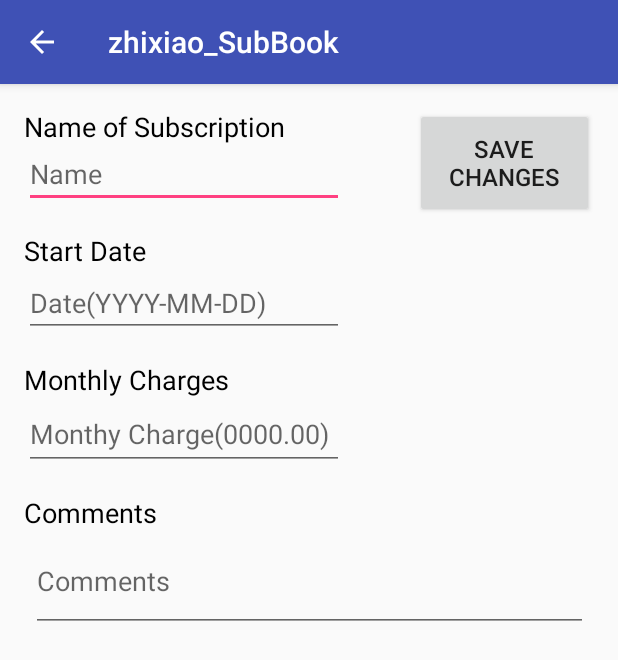
After one commit to 99sshimizu/zhixiao_SubBook, an Android app: the ViewSubscription screen opened directly, with no data from a screen before it, on a phone screen of 412 x 824 dp. The commit adds this screen. Shown: the top 660 px of the screen. Run offline under Robolectric (Android 15) with nearby library versions, the phone set to English and light mode, and no system bars.

```diff
--- a/app/src/main/java/com/example/zhixiao_subbook/CommentTooLongException.java
+++ b/app/src/main/java/com/example/zhixiao_subbook/CommentTooLongException.java
@@ -4,5 +4,5 @@ package com.example.zhixiao_subbook;
  * Created by Helen on 2018/1/31.
  */
 
-public class CommentTooLongException extends Exception {
+public class CommentTooLongException extends RuntimeException {
 }
--- a/app/src/main/java/com/example/zhixiao_subbook/NameTooLongException.java
+++ b/app/src/main/java/com/example/zhixiao_subbook/NameTooLongException.java
@@ -4,5 +4,7 @@ package com.example.zhixiao_subbook;
  * Created by Helen on 2018/1/31.
  */
 
-public class NameTooLongException extends Exception {
+public class NameTooLongException extends RuntimeException {
+
+
 }
--- a/app/src/main/java/com/example/zhixiao_subbook/Subscription.java
+++ b/app/src/main/java/com/example/zhixiao_subbook/Subscription.java
@@ -52,6 +52,7 @@ public class Subscription {
         }
     }
 
-    public String toString() { return name + "\n" + date + "\n" + fee + "\n" + comment; }
+    public String toString() { return "Name: " + name + "\n" + "Start date: " + date + "\n"
+            + "Monthly Charge: " + fee /*+ "\n" + comment*/; }
 
 }
--- /dev/null
+++ b/app/src/main/java/com/example/zhixiao_subbook/ViewSubscription.java
@@ -0,0 +1,129 @@
+package com.example.zhixiao_subbook;
+
+import android.app.Activity;
+import android.content.Context;
+import android.content.Intent;
+import android.support.v7.app.AppCompatActivity;
+import android.os.Bundle;
+import android.view.View;
+import android.widget.Button;
+import android.widget.EditText;
+import android.widget.TextView;
+import android.widget.Toast;
+
+import java.util.ArrayList;
+
+public class ViewSubscription extends AppCompatActivity {
+
+    private EditText nameEdit;
+    private EditText dateEdit;
+    private EditText feeEdit;
+    private EditText commentsEdit;
+    private String pos;
+
+
+    @Override
+    protected void onCreate(Bundle savedInstanceState) {
+        super.onCreate(savedInstanceState);
+        setContentView(R.layout.activity_view_sub);
+
+        // Get the Intent that started this activity and extract the string
+        Intent intent = getIntent();
+        String subName = intent.getStringExtra("NAME");
+        String subDate = intent.getStringExtra("DATE");
+        String subFee = intent.getStringExtra("FEE");
+        String subComment = intent.getStringExtra("COMMENTS");
+
+        pos = intent.getStringExtra("POS");
+
+
+        // Capture the layout's TextView and set the string as its text
+        nameEdit = findViewById(R.id.name);
+        dateEdit = findViewById(R.id.date);
+        feeEdit = findViewById(R.id.fee);
+        commentsEdit = findViewById(R.id.comments);
+        Button saveButton = findViewById(R.id.save);
+
+        nameEdit.setText(subName);
+        dateEdit.setText(subDate);
+        feeEdit.setText(subFee);
+        commentsEdit.setText(subComment);
+
+        saveButton.setOnClickListener(new View.OnClickListener() {
+            @Override
+            public void onClick(View view) {
+                setResult(RESULT_OK);
+                String newName = nameEdit.getText().toString();
+                String newDate = dateEdit.getText().toString();
+                String newFee = feeEdit.getText().toString();
+                String newComment = commentsEdit.getText().toString();
+
+                if (newName.length() == 0) {
+                    Context context = getApplicationContext();
+                    CharSequence text = "Name must be not be left blank";
+                    int duration = Toast.LENGTH_LONG;
+
+                    Toast toast = Toast.makeText(context, text, duration);
+                    toast.show();
+                }
+                else if (newName.length() > 20) {
+                    Context context = getApplicationContext();
+                    CharSequence text = "Name must be less than 20 characters";
+                    int duration = Toast.LENGTH_LONG;
+
+                    Toast toast = Toast.makeText(context, text, duration);
+                    toast.show();
+                }
+
+                else if (newDate.length() == 0) {
+                    Context context = getApplicationContext();
+                    CharSequence text = "Date must not be left blank";
+                    int duration = Toast.LENGTH_LONG;
+
+                    Toast toast = Toast.makeText(context, text, duration);
+                    toast.show();
+                }
+
+                else if (newFee.length() == 0) {
+                    Context context = getApplicationContext();
+                    CharSequence text = "Monthly Charges must not be left blank";
+                    int duration = Toast.LENGTH_LONG;
+
+                    Toast toast = Toast.makeText(context, text, duration);
+                    toast.show();
+                }
+
+                else if (Float.valueOf(newFee) < 0) {
+                    Context context = getApplicationContext();
+                    CharSequence text = "Invalid value entered for Monthly Charges";
+                    int duration = Toast.LENGTH_LONG;
+
+                    Toast toast = Toast.makeText(context, text, duration);
+                    toast.show();
+                }
+
+                else if (newComment.length() > 30) {
+                    Context context = getApplicationContext();
+                    CharSequence text = "Comments must be less than 30 characters";
+                    int duration = Toast.LENGTH_LONG;
+
+                    Toast toast = Toast.makeText(context, text, duration);
+                    toast.show();
+                }
+
+                else {
+                    Intent returnIntent = new Intent();
+                    //returnIntent.putExtra("NAME", newName);
+                    returnIntent.putExtra("POSITION", pos);
+                    returnIntent.putExtra("newFEE",newFee);
+                    returnIntent.putExtra("newDATE",newDate);
+                    returnIntent.putExtra("newCOMMENT", newComment);
+                    returnIntent.putExtra("newNAME",newName);
+                    setResult(Activity.RESULT_OK, returnIntent);
+                    finish();
+                }
+
+            }
+        });
+    }
+}
--- a/app/src/main/res/layout/activity_main.xml
+++ b/app/src/main/res/layout/activity_main.xml
@@ -40,7 +40,7 @@
         android:layout_marginStart="16dp"
         android:ems="10"
         android:hint="@string/enter_name"
-        android:inputType="text|textPersonName"
+        android:inputType="text"
         app:layout_constraintBottom_toTopOf="@+id/Date"
         app:layout_constraintEnd_toEndOf="parent"
         app:layout_constraintHorizontal_bias="0.496"
@@ -54,7 +54,7 @@
         android:layout_marginStart="16dp"
         android:ems="10"
         android:hint="@string/select_date"
-        android:inputType="textPersonName|date"
+        android:inputType="date"
         app:layout_constraintBottom_toTopOf="@+id/Fee"
         app:layout_constraintEnd_toEndOf="parent"
         app:layout_constraintHorizontal_bias="0.496"
@@ -83,7 +83,7 @@
         android:layout_marginStart="16dp"
         android:ems="10"
         android:hint="@string/enter_comment"
-        android:inputType="text|textPersonName"
+        android:inputType="text"
         app:layout_constraintBottom_toBottomOf="parent"
         app:layout_constraintEnd_toEndOf="parent"
         app:layout_constraintHorizontal_bias="0.0"
--- /dev/null
+++ b/app/src/main/res/layout/activity_view_sub.xml
@@ -0,0 +1,114 @@
+<?xml version="1.0" encoding="utf-8"?>
+<android.support.constraint.ConstraintLayout xmlns:android="http://schemas.android.com/apk/res/android"
+    xmlns:app="http://schemas.android.com/apk/res-auto"
+    xmlns:tools="http://schemas.android.com/tools"
+    android:layout_width="match_parent"
+    android:layout_height="match_parent"
+    tools:context="com.example.zhixiao_subbook.ViewSubscription">
+
+    <EditText
+        android:id="@+id/name"
+        android:layout_width="wrap_content"
+        android:layout_height="42dp"
+        android:layout_marginStart="16dp"
+        android:ems="10"
+        android:hint="@string/enter_name"
+        android:inputType="text"
+        app:layout_constraintStart_toStartOf="parent"
+        app:layout_constraintTop_toBottomOf="@+id/textView" />
+
+    <EditText
+        android:id="@+id/date"
+        android:layout_width="wrap_content"
+        android:layout_height="45dp"
+        android:layout_marginStart="16dp"
+        android:ems="10"
+        android:hint="@string/select_date"
+        android:inputType="date"
+        app:layout_constraintStart_toStartOf="parent"
+        app:layout_constraintTop_toBottomOf="@+id/textView2" />
+
+    <EditText
+        android:id="@+id/fee"
+        android:layout_width="wrap_content"
+        android:layout_height="48dp"
+        android:layout_marginStart="16dp"
+        android:ems="10"
+        android:hint="@string/enter_fee"
+        android:inputType="numberDecimal"
+        app:layout_constraintStart_toStartOf="parent"
+        app:layout_constraintTop_toBottomOf="@+id/textView3" />
+
+    <EditText
+        android:id="@+id/comments"
+        android:layout_width="371dp"
+        android:layout_height="67dp"
+        android:layout_marginEnd="16dp"
+        android:layout_marginStart="16dp"
+        android:ems="10"
+        android:hint="@string/enter_comment"
+        android:inputType="text"
+        app:layout_constraintEnd_toEndOf="parent"
+        app:layout_constraintStart_toStartOf="parent"
+        app:layout_constraintTop_toBottomOf="@+id/textView4" />
+
+    <Button
+        android:id="@+id/save"
+        android:layout_width="119dp"
+        android:layout_height="73dp"
+        android:layout_marginEnd="16dp"
+        android:layout_marginTop="16dp"
+        android:text="@string/save_changes"
+        android:textSize="16sp"
+        app:layout_constraintEnd_toEndOf="parent"
+        app:layout_constraintTop_toTopOf="parent" />
+
+    <TextView
+        android:id="@+id/textView"
+        android:layout_width="wrap_content"
+        android:layout_height="wrap_content"
+        android:layout_marginStart="16dp"
+        android:layout_marginTop="16dp"
+        android:text="@string/display_name"
+        android:textColor="@android:color/black"
+        android:textSize="18sp"
+        app:layout_constraintStart_toStartOf="parent"
+        app:layout_constraintTop_toTopOf="parent" />
+
+    <TextView
+        android:id="@+id/textView2"
+        android:layout_width="wrap_content"
+        android:layout_height="wrap_content"
+        android:layout_marginStart="16dp"
+        android:layout_marginTop="16dp"
+        android:text="@string/display_date"
+        android:textColor="@android:color/black"
+        android:textSize="18sp"
+        app:layout_constraintStart_toStartOf="parent"
+        app:layout_constraintTop_toBottomOf="@+id/name" />
+
+    <TextView
+        android:id="@+id/textView3"
+        android:layout_width="wrap_content"
+        android:layout_height="wrap_content"
+        android:layout_marginStart="16dp"
+        android:layout_marginTop="16dp"
+        android:text="@string/display_fee"
+        android:textColor="@android:color/black"
+        android:textSize="18sp"
+        app:layout_constraintStart_toStartOf="parent"
+        app:layout_constraintTop_toBottomOf="@+id/date" />
+
+    <TextView
+        android:id="@+id/textView4"
+        android:layout_width="wrap_content"
+        android:layout_height="wrap_content"
+        android:layout_marginStart="16dp"
+        android:layout_marginTop="16dp"
+        android:text="@string/display_comment"
+        android:textColor="@android:color/black"
+        android:textSize="18sp"
+        app:layout_constraintStart_toStartOf="parent"
+        app:layout_constraintTop_toBottomOf="@+id/fee" />
+
+</android.support.constraint.ConstraintLayout>
--- a/app/src/main/res/values/strings.xml
+++ b/app/src/main/res/values/strings.xml
@@ -4,7 +4,12 @@
     <string name="button_delete">Delete</string>
     <string name="enter_name">Name</string>
     <string name="enter_comment">Comments</string>
-    <string name="enter_fee">Monthy Charge</string>
+    <string name="enter_fee">Monthy Charge(0000.00)</string>
     <string name="select_date">Date(YYYY-MM-DD)</string>
     <string name="sub_title">Subscriptions</string>
+    <string name="save_changes">Save Changes</string>
+    <string name="display_name">Name of Subscription</string>
+    <string name="display_date">Start Date</string>
+    <string name="display_fee">Monthly Charges</string>
+    <string name="display_comment">Comments</string>
 </resources>
```
Also changed, not shown: app/src/main/AndroidManifest.xml (+7 -1 lines), app/src/main/java/com/example/zhixiao_subbook/MainActivity.java (+187 -34 lines).
